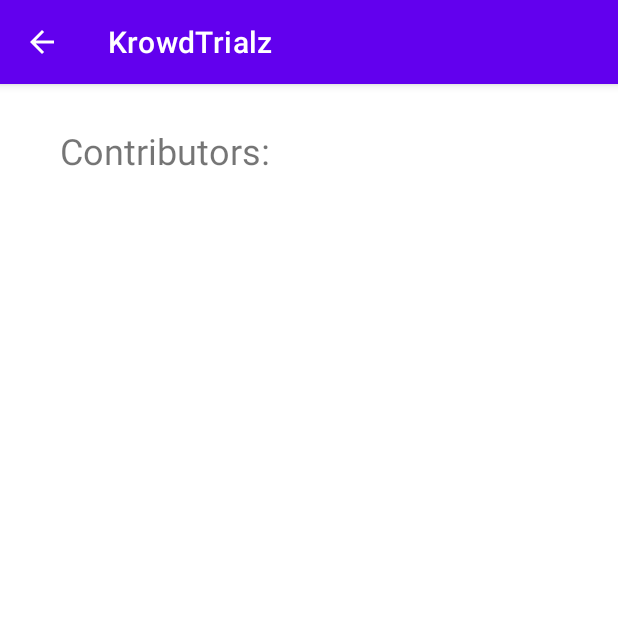
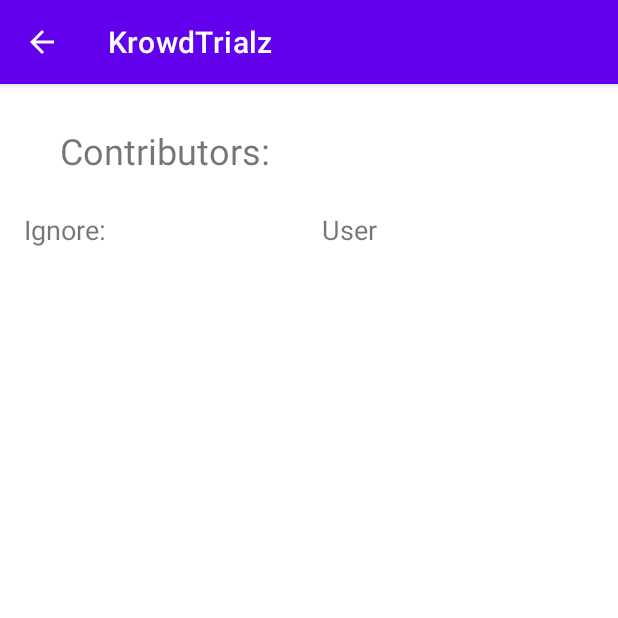
Before and after one commit to CMPUT301W21T05/KrowdTrialz, an Android app: the ContributorsActivity screen opened directly, with no data from a screen before it, on a phone screen of 412 x 824 dp, the top half of it. Run offline under Robolectric (Android 15) with nearby library versions, the phone set to English and light mode, and no system bars.

Commit message:
modify contributors screen UI

```diff
--- a/app/src/main/res/layout/activity_contributors.xml
+++ b/app/src/main/res/layout/activity_contributors.xml
@@ -19,14 +19,47 @@
         app:layout_constraintStart_toStartOf="parent"
         app:layout_constraintTop_toTopOf="parent" />
 
+    <LinearLayout
+        android:id="@+id/linearLayout"
+        android:layout_width="match_parent"
+        android:layout_height="wrap_content"
+        android:layout_marginStart="16dp"
+        android:layout_marginLeft="16dp"
+        android:layout_marginTop="24dp"
+        android:layout_marginEnd="16dp"
+        android:layout_marginRight="16dp"
+        android:orientation="horizontal"
+        app:layout_constraintEnd_toEndOf="parent"
+        app:layout_constraintStart_toStartOf="parent"
+        app:layout_constraintTop_toBottomOf="@+id/contributors_title_textView">
+
+        <TextView
+            android:id="@+id/ignore_head_textView"
+            android:layout_width="wrap_content"
+            android:layout_height="wrap_content"
+            android:layout_weight="1"
+            android:text="Ignore:"
+            android:textSize="18sp" />
+
+        <TextView
+            android:id="@+id/user_name_textView"
+            android:layout_width="wrap_content"
+            android:layout_height="wrap_content"
+            android:layout_weight="1"
+            android:text="User"
+            android:textSize="18sp" />
+
+
+    </LinearLayout>
+
     <ListView
         android:id="@+id/contributors_listView"
         android:layout_width="0dp"
         android:layout_height="wrap_content"
-        android:layout_marginTop="20dp"
+        android:layout_marginTop="16dp"
         app:layout_constraintEnd_toEndOf="parent"
         app:layout_constraintHorizontal_bias="0.0"
         app:layout_constraintStart_toStartOf="parent"
-        app:layout_constraintTop_toBottomOf="@+id/contributors_title_textView" />
+        app:layout_constraintTop_toBottomOf="@+id/linearLayout" />
 
 </androidx.constraintlayout.widget.ConstraintLayout>
```
